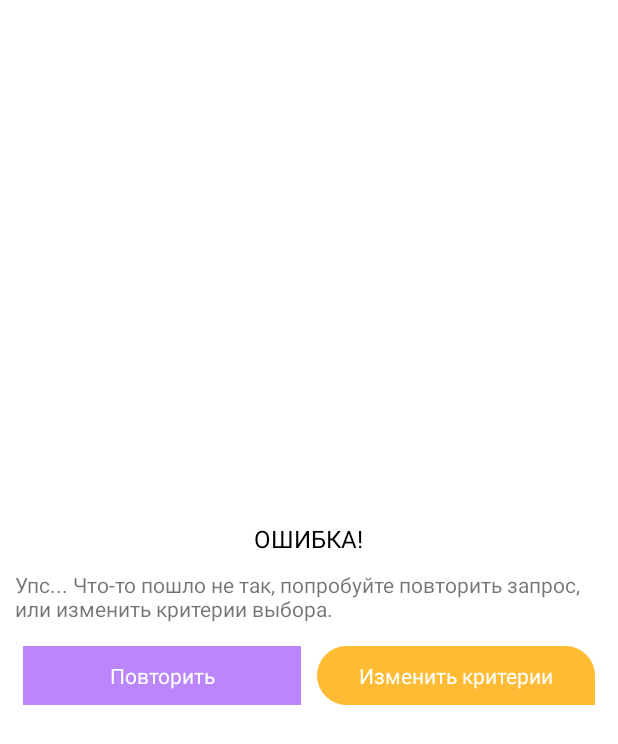
After one commit to Sergant483/chat, an Android app: the layout dialog_custom.xml on its own in the app's theme, with its tools: preview values and no code run, on a phone screen of 412 x 824 dp. The commit adds this screen. Shown: the top 744 px of the screen. Run offline under Robolectric (Android 15) with nearby library versions, the phone set to English and light mode, and no system bars.

Commit message:
feat: add Progress Dialog and Custom Dialog

```diff
--- a/app/src/main/java/com/senla/chat/presentation/fragments/terms/TermsFragment.kt
+++ b/app/src/main/java/com/senla/chat/presentation/fragments/terms/TermsFragment.kt
@@ -37,7 +37,7 @@ class TermsFragment : Fragment() {
     override fun onViewCreated(view: View, savedInstanceState: Bundle?) {
         super.onViewCreated(view, savedInstanceState)
         viewModel = ViewModelProvider(this, viewModelFactory).get(TermsViewModel::class.java)
-        binding.text.setText(viewModel.trololo.value)
+
 
     }
 
--- /dev/null
+++ b/app/src/main/res/drawable/background_button.xml
@@ -0,0 +1,10 @@
+<?xml version="1.0" encoding="utf-8"?>
+<shape xmlns:android="http://schemas.android.com/apk/res/android"
+    android:shape="rectangle">
+    <solid android:color="@android:color/holo_orange_light"/>
+    <corners
+        android:bottomLeftRadius="25dp"
+        android:topLeftRadius="25dp"
+        android:topRightRadius="25dp" />
+
+</shape>
--- /dev/null
+++ b/app/src/main/res/drawable/background_loading_custom_dialog.xml
@@ -0,0 +1,6 @@
+<?xml version="1.0" encoding="utf-8"?>
+<shape xmlns:android="http://schemas.android.com/apk/res/android"
+    android:shape="rectangle">
+    <solid android:color="@color/teal_200"/>
+    <corners android:radius="24dp"/>
+</shape>
--- /dev/null
+++ b/app/src/main/res/layout/dialog_custom.xml
@@ -0,0 +1,59 @@
+<?xml version="1.0" encoding="utf-8"?>
+<LinearLayout
+    xmlns:android="http://schemas.android.com/apk/res/android"
+    android:layout_width="match_parent"
+    android:layout_height="match_parent"
+    android:orientation="vertical"
+    android:background="@color/white"
+    android:gravity="center"
+    android:padding="10dp">
+
+    <TextView
+        android:id="@+id/tv_heading"
+        android:layout_width="wrap_content"
+        android:layout_height="wrap_content"
+        android:text="@string/loading_custom_dialog_heading_text_view"
+        android:textColor="@color/black"
+        android:textSize="16sp"/>
+
+    <TextView
+        android:id="@+id/tv_custom_dialog"
+        android:layout_width="wrap_content"
+        android:layout_height="wrap_content"
+        android:text="@string/loading_custom_dialog_text_view"
+        android:layout_marginTop="10dp"
+        android:textSize="14dp"/>
+
+    <LinearLayout
+        android:layout_width="match_parent"
+        android:layout_height="wrap_content"
+        android:layout_marginTop="10dp"
+        android:orientation="horizontal">
+
+        <TextView
+            android:id="@+id/tv_repeat"
+            android:layout_width="0dp"
+            android:layout_height="match_parent"
+            android:layout_weight="1"
+            android:text="@string/repeat"
+            android:padding="10dp"
+            android:textColor="@color/white"
+            android:layout_margin="5dp"
+            android:background="@color/purple_200"
+            android:gravity="center"/>
+
+        <TextView
+            android:id="@+id/tv_change_choice"
+            android:layout_width="0dp"
+            android:layout_height="match_parent"
+            android:layout_weight="1"
+            android:text="@string/change_choice"
+            android:padding="10dp"
+            android:layout_margin="5dp"
+            android:textColor="@color/white"
+            android:background="@drawable/background_button"
+            android:gravity="center"/>
+
+    </LinearLayout>
+
+</LinearLayout>
--- a/app/src/main/res/values/strings.xml
+++ b/app/src/main/res/values/strings.xml
@@ -1,3 +1,8 @@
 <resources>
     <string name="app_name">chat</string>
+    <string name="repeat">Повторить</string>
+    <string name="change_choice">Изменить критерии</string>
+    <string name="loading_custom_dialog_text_view">Упс... Что-то пошло не так, попробуйте повторить запрос, или изменить критерии выбора.</string>
+    <string name="loading_custom_dialog_heading_text_view">ОШИБКА!</string>
+    <string name="loading_custom_progress_text_view">Подождите, \nидет поиск собеседника</string>
 </resources>
```
Also changed, not shown: app/src/main/java/com/senla/chat/presentation/MainActivity.kt (+28 -0 lines), app/src/main/java/com/senla/chat/presentation/fragments/utils/LoadingCustomDialog.kt (added, +45 -0 lines), app/src/main/java/com/senla/chat/presentation/fragments/utils/LoadingProgressDialog.kt (added, +24 -0 lines), app/src/main/res/layout/dialog_custom_progress.xml (added, +27 -0 lines), app/src/main/res/values/themes.xml (+15 -0 lines).
